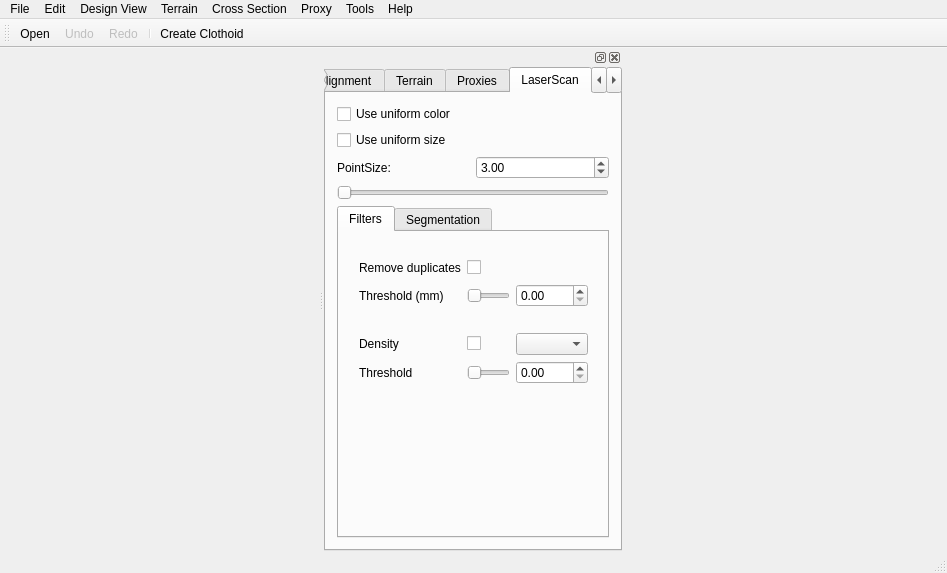
Above: src/OpenInfraPlatform/Forms/MainWindow.ui from tumcms/Open-Infra-Platform before the change. Below: the same form after it.
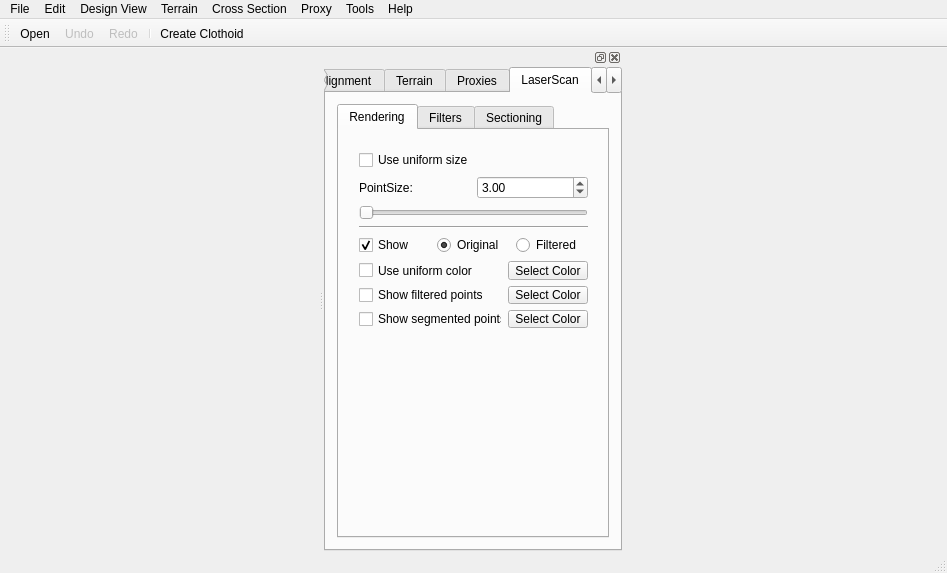
That is the form after the change. Icons and pictures are not drawn.

The edit to the form file:
```diff
--- a/src/OpenInfraPlatform/Forms/MainWindow.ui
+++ b/src/OpenInfraPlatform/Forms/MainWindow.ui
@@ -176,61 +176,6 @@
       <property name="fieldGrowthPolicy">
        <enum>QFormLayout::AllNonFixedFieldsGrow</enum>
       </property>
-      <item row="1" column="0">
-       <widget class="QCheckBox" name="checkBoxUseUniformColor">
-        <property name="text">
-         <string>Use uniform color</string>
-        </property>
-       </widget>
-      </item>
-      <item row="2" column="0">
-       <widget class="QCheckBox" name="checkBoxUseUniformSize">
-        <property name="text">
-         <string>Use uniform size</string>
-        </property>
-       </widget>
-      </item>
-      <item row="3" column="0" colspan="2">
-       <layout class="QVBoxLayout" name="verticalLayout_2">
-        <item>
-         <layout class="QHBoxLayout" name="horizontalLayout">
-          <item>
-           <widget class="QLabel" name="labelPointSize">
-            <property name="text">
-             <string>PointSize: </string>
-            </property>
-           </widget>
-          </item>
-          <item>
-           <widget class="QDoubleSpinBox" name="doubleSpinBoxPointSize">
-            <property name="minimum">
-             <double>0.100000000000000</double>
-            </property>
-            <property name="maximum">
-             <double>20.000000000000000</double>
-            </property>
-            <property name="singleStep">
-             <double>0.100000000000000</double>
-            </property>
-            <property name="value">
-             <double>3.000000000000000</double>
-            </property>
-           </widget>
-          </item>
-         </layout>
-        </item>
-        <item>
-         <widget class="QSlider" name="horizontalSliderPointSize">
-          <property name="value">
-           <number>0</number>
-          </property>
-          <property name="orientation">
-           <enum>Qt::Horizontal</enum>
-          </property>
-         </widget>
-        </item>
-       </layout>
-      </item>
       <item row="4" column="0" colspan="2">
        <widget class="QTabWidget" name="tabPointCloudProcessing">
         <property name="sizePolicy">
@@ -242,6 +187,173 @@
         <property name="currentIndex">
          <number>0</number>
         </property>
+        <widget class="QWidget" name="tabRendering">
+         <attribute name="title">
+          <string>Rendering</string>
+         </attribute>
+         <widget class="QWidget" name="verticalLayoutWidget_3">
+          <property name="geometry">
+           <rect>
+            <x>9</x>
+            <y>9</y>
+            <width>251</width>
+            <height>200</height>
+           </rect>
+          </property>
+          <layout class="QVBoxLayout" name="verticalLayout_5">
+           <item>
+            <widget class="QCheckBox" name="checkBoxUseUniformSize">
+             <property name="text">
+              <string>Use uniform size</string>
+             </property>
+            </widget>
+           </item>
+           <item>
+            <layout class="QVBoxLayout" name="verticalLayout_2">
+             <item>
+              <layout class="QHBoxLayout" name="horizontalLayout">
+               <item>
+                <widget class="QLabel" name="labelPointSize">
+                 <property name="text">
+                  <string>PointSize: </string>
+                 </property>
+                </widget>
+               </item>
+               <item>
+                <widget class="QDoubleSpinBox" name="doubleSpinBoxPointSize">
+                 <property name="minimum">
+                  <double>0.100000000000000</double>
+                 </property>
+                 <property name="maximum">
+                  <double>20.000000000000000</double>
+                 </property>
+                 <property name="singleStep">
+                  <double>0.100000000000000</double>
+                 </property>
+                 <property name="value">
+                  <double>3.000000000000000</double>
+                 </property>
+                </widget>
+               </item>
+              </layout>
+             </item>
+             <item>
+              <widget class="QSlider" name="horizontalSliderPointSize">
+               <property name="value">
+                <number>0</number>
+               </property>
+               <property name="orientation">
+                <enum>Qt::Horizontal</enum>
+               </property>
+              </widget>
+             </item>
+             <item>
+              <widget class="Line" name="line">
+               <property name="orientation">
+                <enum>Qt::Horizontal</enum>
+               </property>
+              </widget>
+             </item>
+            </layout>
+           </item>
+           <item>
+            <layout class="QHBoxLayout" name="horizontalLayout_6">
+             <item>
+              <widget class="QCheckBox" name="checkBoxShowPointCloud">
+               <property name="sizePolicy">
+                <sizepolicy hsizetype="Preferred" vsizetype="Fixed">
+                 <horstretch>0</horstretch>
+                 <verstretch>0</verstretch>
+                </sizepolicy>
+               </property>
+               <property name="text">
+                <string>Show</string>
+               </property>
+               <property name="checked">
+                <bool>true</bool>
+               </property>
+              </widget>
+             </item>
+             <item>
+              <widget class="QRadioButton" name="radioButtonOriginal">
+               <property name="sizePolicy">
+                <sizepolicy hsizetype="Preferred" vsizetype="Fixed">
+                 <horstretch>0</horstretch>
+                 <verstretch>0</verstretch>
+                </sizepolicy>
+               </property>
+               <property name="text">
+                <string>Original</string>
+               </property>
+               <property name="checked">
+                <bool>true</bool>
+               </property>
+              </widget>
+             </item>
+             <item>
+              <widget class="QRadioButton" name="radioButtonFiltered">
+               <property name="sizePolicy">
+                <sizepolicy hsizetype="Preferred" vsizetype="Fixed">
+                 <horstretch>0</horstretch>
+                 <verstretch>0</verstretch>
+                </sizepolicy>
+               </property>
+               <property name="text">
+                <string>Filtered</string>
+               </property>
+              </widget>
+             </item>
+            </layout>
+           </item>
+           <item>
+            <layout class="QGridLayout" name="gridLayout_2">
+             <item row="1" column="0">
+              <widget class="QCheckBox" name="checkBoxShowFilteredPoints">
+               <property name="text">
+                <string>Show filtered points</string>
+               </property>
+              </widget>
+             </item>
+             <item row="2" column="0">
+              <widget class="QCheckBox" name="checkBoxShowSegmentedPoints">
+               <property name="text">
+                <string>Show segmented points</string>
+               </property>
+              </widget>
+             </item>
+             <item row="1" column="1">
+              <widget class="QPushButton" name="pushButtonSelectFilteredPointsColor">
+               <property name="text">
+                <string>Select Color</string>
+               </property>
+              </widget>
+             </item>
+             <item row="2" column="1">
+              <widget class="QPushButton" name="pushButtonSelectSegmentedPointsColor">
+               <property name="text">
+                <string>Select Color</string>
+               </property>
+              </widget>
+             </item>
+             <item row="0" column="0">
+              <widget class="QCheckBox" name="checkBoxUseUniformColor">
+               <property name="text">
+                <string>Use uniform color</string>
+               </property>
+              </widget>
+             </item>
+             <item row="0" column="1">
+              <widget class="QPushButton" name="pushButtonSelectUniformColor">
+               <property name="text">
+                <string>Select Color</string>
+               </property>
+              </widget>
+             </item>
+            </layout>
+           </item>
+          </layout>
+         </widget>
+        </widget>
         <widget class="QWidget" name="tabFilters">
          <attribute name="title">
           <string>Filters</string>
@@ -252,7 +364,7 @@
             <x>9</x>
             <y>9</y>
             <width>251</width>
-            <height>161</height>
+            <height>163</height>
            </rect>
           </property>
           <layout class="QVBoxLayout" name="verticalLayout_3">
@@ -323,13 +435,6 @@
                </property>
               </widget>
              </item>
-             <item row="1" column="1">
-              <widget class="QSlider" name="horizontalSlider_3">
-               <property name="orientation">
-                <enum>Qt::Horizontal</enum>
-               </property>
-              </widget>
-             </item>
              <item row="3" column="1">
               <widget class="QCheckBox" name="checkBox_4">
                <property name="text">
@@ -434,7 +539,7 @@
         </widget>
         <widget class="QWidget" name="tab_2">
          <attribute name="title">
-          <string>Segmentation</string>
+          <string>Sectioning</string>
          </attribute>
         </widget>
        </widget>
```
Left out of the diff: 224 changed lines with no effect on the pictures.
